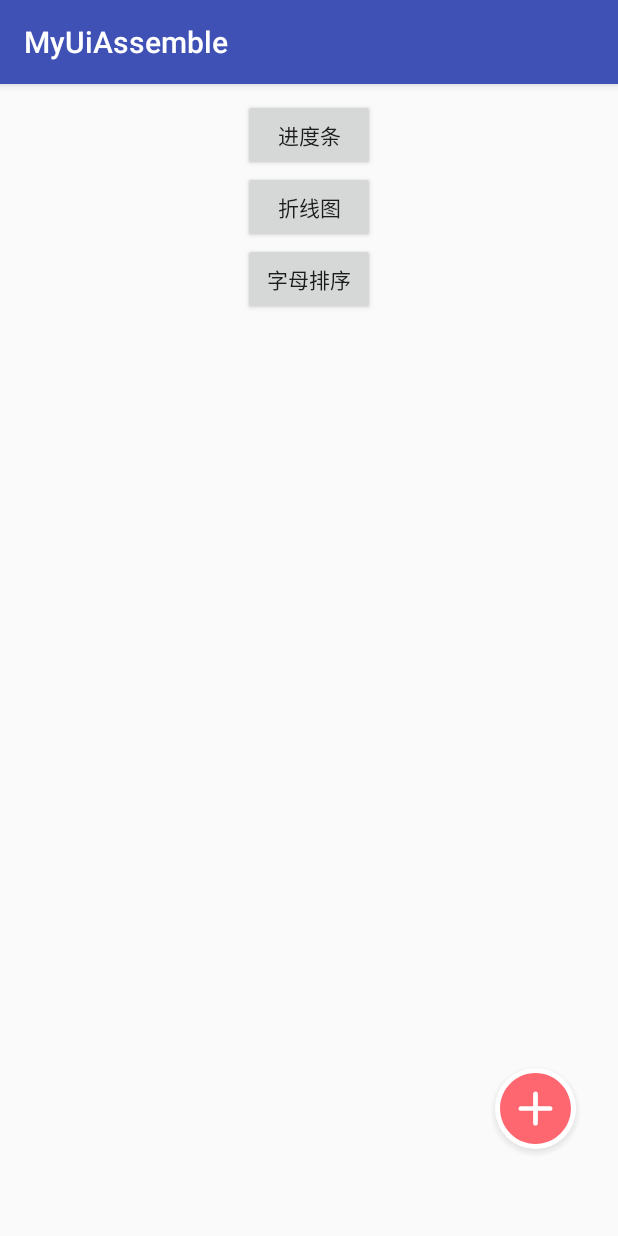
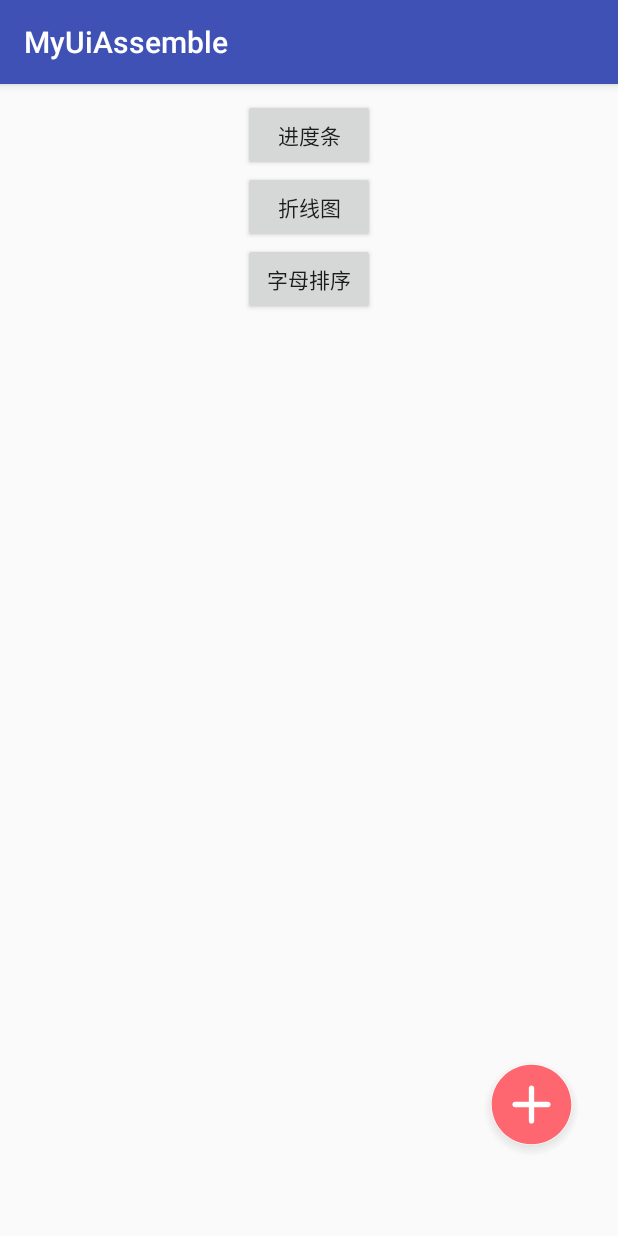
Before and after one commit to MapleSunFLY/MyUiAssemble, an Android app: the screen it shows after launch (MainActivity), on a phone screen of 412 x 824 dp. Run offline under Robolectric (Android 15) with nearby library versions, the phone set to English and light mode, and no system bars.

Commit message:
[Add] 浮窗菜单

```diff
--- a/app/src/main/res/layout/activity_main.xml
+++ b/app/src/main/res/layout/activity_main.xml
@@ -51,7 +51,7 @@
         android:layout_marginEnd="20dp"
         android:layout_marginRight="2dp"
         app:aebAnimDurationMillis="150"
-        app:aebBlurBackground="true"
+        app:aebBlurBackground="false"
         app:aebButtonGapDp="72dp"
         app:aebEndAngleDegree="185"
         app:aebMainButtonRotateAnimDurationMillis="200"
@@ -59,7 +59,7 @@
         app:aebMainButtonSizeDp="54dp"
         app:aebMaskBackgroundColor="#99333333"
         app:aebStartAngleDegree="90"
-        app:aebSubButtonSizeDp="42dp"
+        app:aebSubButtonSizeDp="37dp"
         app:aebSubButtonTextColor="#ffffff"
-        app:aebSubButtonTextSizeSp="12dp" />
+        app:aebSubButtonTextSizeSp="10dp" />
 </RelativeLayout>
--- a/viewlibrary/src/main/java/com/fly/viewlibrary/SectorMenu/ButtonData.java
+++ b/viewlibrary/src/main/java/com/fly/viewlibrary/SectorMenu/ButtonData.java
@@ -70,9 +70,6 @@ public class ButtonData implements Cloneable {
         return isMainButton;
     }
 
-    public void setIsIconButton(boolean isIconButton) {
-    }
-
     public String[] getTexts() {
         return texts;
     }
--- a/viewlibrary/src/main/java/com/fly/viewlibrary/SectorMenu/SectorMenuButton.java
+++ b/viewlibrary/src/main/java/com/fly/viewlibrary/SectorMenu/SectorMenuButton.java
@@ -76,10 +76,11 @@ public class SectorMenuButton extends View implements ValueAnimator.AnimatorUpda
     private static final int DEFAULT_BUTTON_GAP_DP = 25;
     private static final int DEFAULT_BUTTON_MAIN_SIZE_DP = 60;
     private static final int DEFAULT_BUTTON_SUB_SIZE_DP = 60;
-    private static final int DEFAULT_BUTTON_ELEVATION_DP = 4;
+    private static final int DEFAULT_BUTTON_ELEVATION_DP = 5;
     private static final int DEFAULT_BUTTON_TEXT_SIZE_SP = 20;
     private static final int DEFAULT_START_ANGLE = 90;
     private static final int DEFAULT_END_ANGLE = 90;
+    private static final int DEFAULT_TEXT_PD = 2;
     private static final int DEFAULT_BUTTON_TEXT_COLOR = Color.BLACK;
     private static final int DEFAULT_MASK_BACKGROUND_COLOR = Color.TRANSPARENT;
     private static final int DEFAULT_BLUR_RADIUS = 1;
@@ -97,6 +98,7 @@ public class SectorMenuButton extends View implements ValueAnimator.AnimatorUpda
     private int subButtonTextSize;
     private int mainButtonTextColor;
     private int subButtonTextColor;
+    private int aebButtonTextPd;
     private int expandAnimDuration;
     private int maskBackgroundColor;
     private int buttonElevationPx;
@@ -183,11 +185,11 @@ public class SectorMenuButton extends View implements ValueAnimator.AnimatorUpda
         subButtonSizePx = ta.getDimensionPixelSize(R.styleable.SectorMenuButton_aebSubButtonSizeDp, dp2px(context, DEFAULT_BUTTON_SUB_SIZE_DP));
         buttonElevationPx = ta.getDimensionPixelSize(R.styleable.SectorMenuButton_aebButtonElevation, dp2px(context, DEFAULT_BUTTON_ELEVATION_DP));
         buttonSideMarginPx = buttonElevationPx * 2;
-        mainButtonTextSize = ta.getDimensionPixelSize(R.styleable.SectorMenuButton_aebMainButtonTextSizeSp, sp2px(context, DEFAULT_BUTTON_TEXT_SIZE_SP));
-        subButtonTextSize = ta.getDimensionPixelSize(R.styleable.SectorMenuButton_aebSubButtonTextSizeSp, sp2px(context, DEFAULT_BUTTON_TEXT_SIZE_SP));
+        mainButtonTextSize = ta.getDimensionPixelSize(R.styleable.SectorMenuButton_aebMainButtonTextSizeSp, dp2px(context, DEFAULT_BUTTON_TEXT_SIZE_SP));
+        subButtonTextSize = ta.getDimensionPixelSize(R.styleable.SectorMenuButton_aebSubButtonTextSizeSp, dp2px(context, DEFAULT_BUTTON_TEXT_SIZE_SP));
         mainButtonTextColor = ta.getColor(R.styleable.SectorMenuButton_aebMainButtonTextColor, DEFAULT_BUTTON_TEXT_COLOR);
         subButtonTextColor = ta.getColor(R.styleable.SectorMenuButton_aebSubButtonTextColor, DEFAULT_BUTTON_TEXT_COLOR);
-
+        aebButtonTextPd = ta.getDimensionPixelSize(R.styleable.SectorMenuButton_aebButtonTextPd, dp2px(context, DEFAULT_TEXT_PD));
         expandAnimDuration = ta.getInteger(R.styleable.SectorMenuButton_aebAnimDurationMillis, DEFAULT_EXPAND_ANIMATE_DURATION);
         rotateAnimDuration = ta.getInteger(R.styleable.SectorMenuButton_aebMainButtonRotateAnimDurationMillis, DEFAULT_ROTATE_ANIMATE_DURATION);
         maskBackgroundColor = ta.getInteger(R.styleable.SectorMenuButton_aebMaskBackgroundColor, DEFAULT_MASK_BACKGROUND_COLOR);
@@ -708,10 +710,11 @@ public class SectorMenuButton extends View implements ValueAnimator.AnimatorUpda
         canvas.drawOval(rectF, paint);
         Drawable drawable = buttonData.getIcon();
         if (drawable != null) {
-            int left = (int) rectF.left + dp2px(getContext(), buttonData.getIconPaddingDp());
-            int right = (int) rectF.right - dp2px(getContext(), buttonData.getIconPaddingDp());
-            int top = (int) rectF.top + dp2px(getContext(), buttonData.getIconPaddingDp());
-            int bottom = (int) rectF.bottom - dp2px(getContext(), buttonData.getIconPaddingDp());
+            int Dp = (int) ((rectF.right - rectF.left) * 0.0717 - dp2px(getContext(), buttonData.getIconPaddingDp()));
+            int left = (int) rectF.left - Dp;
+            int right = (int) rectF.right + Dp;
+            int top = (int) rectF.top - Dp;
+            int bottom = (int) rectF.bottom + Dp;
             drawable.setBounds(left, top, right, bottom);
             drawable.draw(canvas);
         }
@@ -742,7 +745,7 @@ public class SectorMenuButton extends View implements ValueAnimator.AnimatorUpda
         float offset = total / 2 - bottom;
         for (int i = 0; i < length; i++) {
             float yAxis = -(length - i - 1) * (-top + bottom) + offset;
-            canvas.drawText(strings[i], x, y + yAxis, textPaint);
+            canvas.drawText(strings[i], x, y + yAxis + aebButtonTextPd, textPaint);
         }
     }
 
@@ -851,11 +854,13 @@ public class SectorMenuButton extends View implements ValueAnimator.AnimatorUpda
     }
 
     public int sp2px(Context context, float spValue) {
+        if (spValue == 0) return 0;
         final float fontScale = context.getResources().getDisplayMetrics().scaledDensity;
         return (int) (spValue * fontScale + 0.5f);
     }
 
     public int dp2px(Context context, float dpValue) {
+        if (dpValue == 0) return 0;
         final float scale = context.getResources().getDisplayMetrics().density;
         return (int) (dpValue * scale + 0.5f);
     }
--- a/viewlibrary/src/main/res/values/attrs.xml
+++ b/viewlibrary/src/main/res/values/attrs.xml
@@ -250,6 +250,9 @@
         <!--子按钮的文字大小-->
         <attr name="aebSubButtonTextSizeSp" format="dimension|reference" />
 
+        <!--文本距离-->
+        <attr name="aebButtonTextPd" format="float|reference"/>
+
         <!--当按钮单点击时是否设置水波纹效果-->
         <attr name="aebRippleEffect" format="boolean" />
 
```
